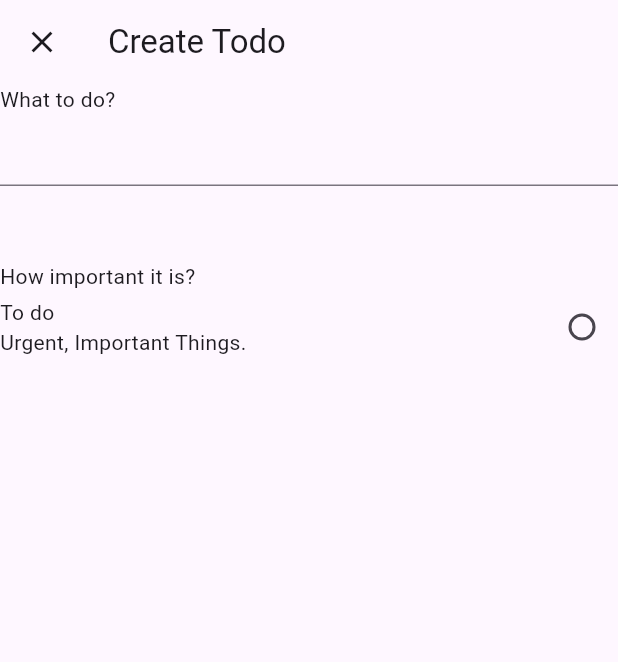
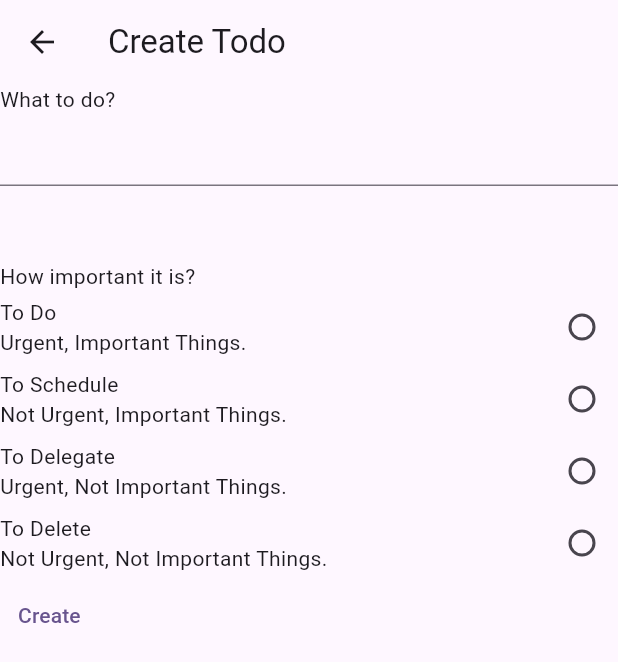
Before and after one commit to SlipFlutterPairProgramming/todo_list, a Flutter app: the AddPage screen opened directly, on a phone screen of 412 x 824 dp. Shown: the top 662 px of the screen. Run offline on Flutter 3.47's test engine with Material 2 defaults, Android fonts, the phone set to English and light mode, and no system bars; our stand-ins replace get.

Commit message:
Feat - UI 완료

```diff
--- /dev/null
+++ b/lib/model/todo_item.dart
@@ -0,0 +1 @@
+class TodoItem {}
--- a/lib/pages/add_page.dart
+++ b/lib/pages/add_page.dart
@@ -1,51 +1,67 @@
 import 'package:flutter/material.dart';
 
-class AddPage extends StatelessWidget {
+class AddPage extends StatefulWidget {
   const AddPage({super.key});
-  final String category = "category";
+
+  @override
+  State<AddPage> createState() => _AddPageState();
+}
+
+class _AddPageState extends State<AddPage> {
+  String category = "category";
 
   @override
   Widget build(BuildContext context) {
     return Scaffold(
       appBar: AppBar(
-        leading: Icon(Icons.close),
         title: const Text("Create Todo"),
       ),
       body: Column(
         crossAxisAlignment: CrossAxisAlignment.start,
         children: [
-        Text("What to do?"),
-        TextField(),
-        SizedBox(
+          const Text("What to do?"),
+          const TextField(),
+          const SizedBox(
             height: 50,
           ),
-        Text('How important it is?'),
-        Row(
+          const Text('How important it is?'),
+          radioWidget(title: "To Do", subTitle: "Urgent, Important Things."),
+          radioWidget(
+              title: "To Schedule", subTitle: "Not Urgent, Important Things."),
+          radioWidget(
+              title: "To Delegate", subTitle: "Urgent, Not Important Things."),
+          radioWidget(
+              title: "To Delete",
+              subTitle: "Not Urgent, Not Important Things."),
+          TextButton(
+            onPressed: () {
+              Navigator.pop(context);
+            },
+            child: const Text('Create'),
+          ),
+        ],
+      ),
+    );
+  }
+
+  Row radioWidget({required String title, required String subTitle}) {
+    return Row(
       mainAxisAlignment: MainAxisAlignment.spaceBetween,
       children: [
         Column(
           crossAxisAlignment: CrossAxisAlignment.start,
-              children: [
-                Text('To do'),
-                Text('Urgent, Important Things.')
-              ],
+          children: [Text(title), Text(subTitle)],
         ),
         Radio(
-              value: Text('To Do'), groupValue: category, onChanged: (value) {
-            },),
+          value: title,
+          groupValue: category,
+          onChanged: (value) {
+            setState(() {
+              category = value.toString();
+            });
+          },
+        ),
       ],
-        ),
-      ]),
     );
   }
 }
-
-
-class AddRadio extends StatelessWidget {
-  const AddRadio({Key? key}) : super(key: key);
-
-  @override
-  Widget build(BuildContext context) {
-    return const Placeholder();
-  }
-}
--- a/pubspec.yaml
+++ b/pubspec.yaml
@@ -35,6 +35,7 @@ dependencies:
   # The following adds the Cupertino Icons font to your application.
   # Use with the CupertinoIcons class for iOS style icons.
   cupertino_icons: ^1.0.2
+  get: ^4.6.6
 
 dev_dependencies:
   flutter_test:
```
Also changed, not shown: lib/main.dart (+6 -2 lines). Lines whose indentation alone changed are shown as unchanged.
